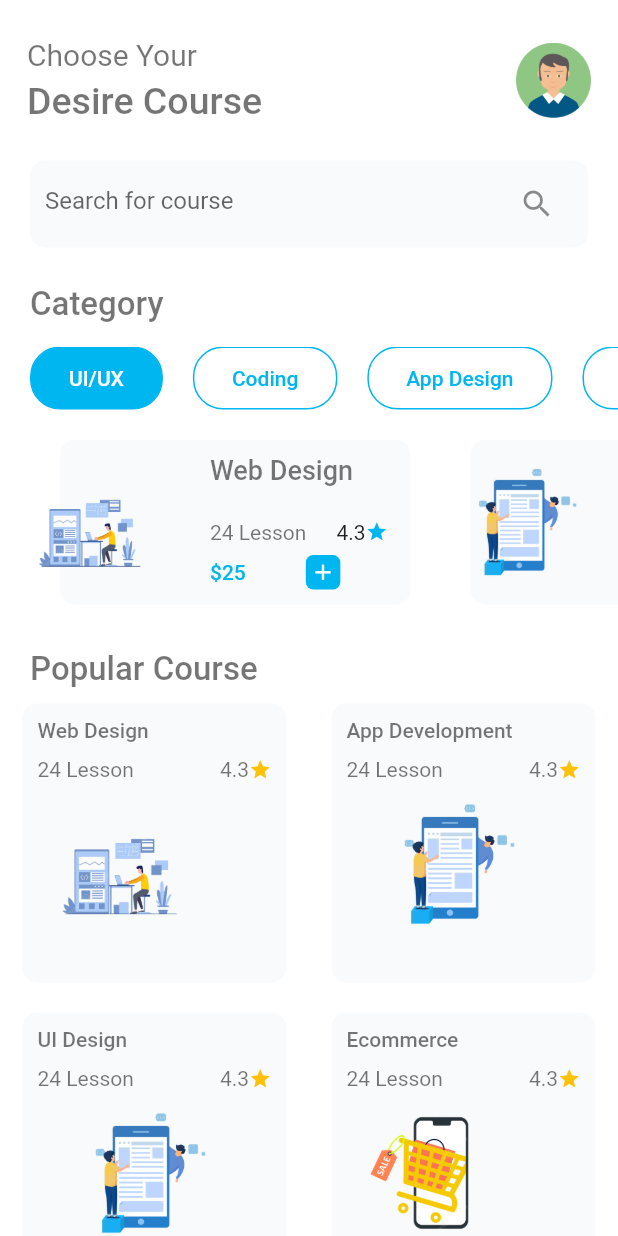
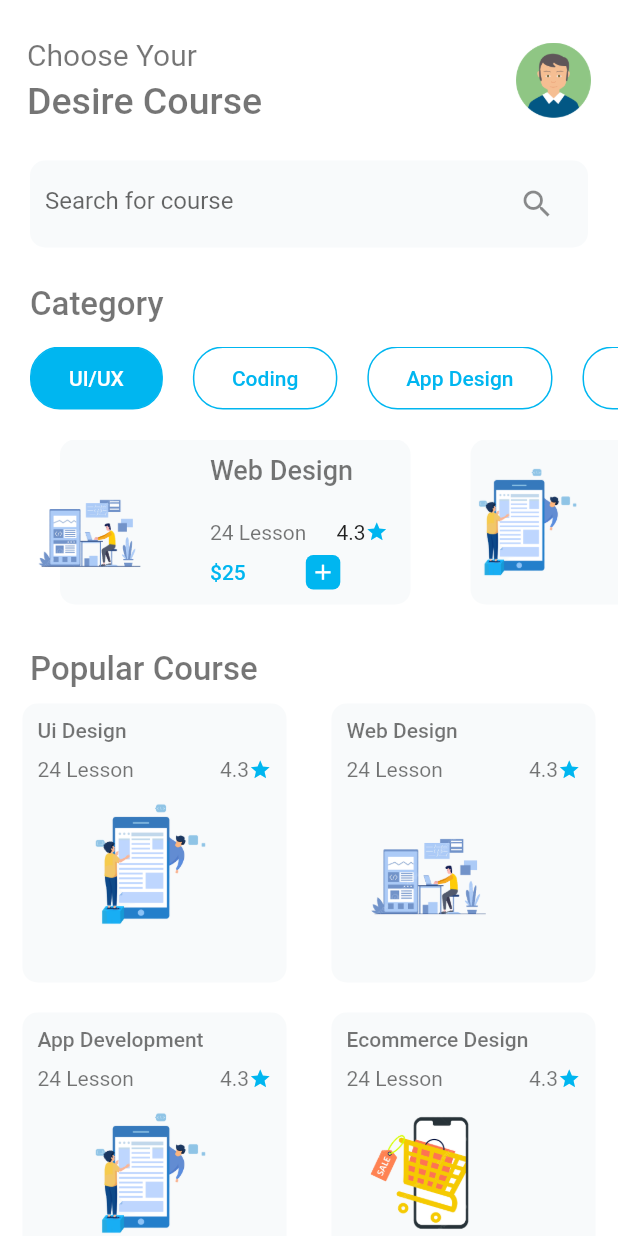
Before and after one commit to hello-favour/online-learning-app-ui, a Flutter app: the screen it shows after launch, on a phone screen of 412 x 824 dp. Run offline on Flutter 3.47's test engine with Material 2 defaults, Android fonts, the phone set to English and light mode, and no system bars.

Commit message:
build all screens with there course screens

```diff
--- /dev/null
+++ b/lib/screens/app_dev_screen.dart
@@ -0,0 +1,93 @@
+import 'package:flutter/material.dart';
+import 'package:online_learning_app_ui/components/app_text.dart';
+import 'package:online_learning_app_ui/constants/image_path.dart';
+import 'package:online_learning_app_ui/screens/course_screen.dart';
+import 'package:online_learning_app_ui/themes/app_colors.dart';
+
+class AppDevelopmentScreen extends StatefulWidget {
+  const AppDevelopmentScreen({super.key});
+
+  @override
+  State<AppDevelopmentScreen> createState() => _AppDevelopmentScreenState();
+}
+
+class _AppDevelopmentScreenState extends State<AppDevelopmentScreen> {
+  List imageCourses = [
+    ImagePath.webDesign,
+    ImagePath.appDev,
+    ImagePath.appDev,
+    ImagePath.ecommerce,
+  ];
+
+  List courses = [
+    "Web Design",
+    "App Development",
+    "UI Design",
+    "Ecommerce",
+  ];
+
+  int index = 0;
+
+  @override
+  Widget build(BuildContext context) {
+    return InkWell(
+      onTap: () {
+        Navigator.push(context, MaterialPageRoute(builder: (context) {
+          return const CourseScreen();
+        }));
+      },
+      child: Container(
+        margin: const EdgeInsets.symmetric(vertical: 10, horizontal: 15),
+        padding: const EdgeInsets.all(10),
+        decoration: BoxDecoration(
+          color: AppColors.secondaryColor,
+          borderRadius: BorderRadius.circular(10),
+        ),
+        child: Column(
+          crossAxisAlignment: CrossAxisAlignment.start,
+          children: [
+            AppText(
+              text: "App Development",
+              color: AppColors.appBlack,
+              fontWeight: FontWeight.w500,
+            ),
+            const SizedBox(height: 10),
+            Row(
+              mainAxisAlignment: MainAxisAlignment.spaceBetween,
+              children: [
+                const AppText(
+                  text: "24 Lesson",
+                  color: AppColors.appBlack,
+                ),
+                Row(
+                  children: const [
+                    AppText(
+                      text: "4.3",
+                      color: AppColors.appBlack,
+                    ),
+                    Icon(
+                      Icons.star,
+                      color: AppColors.primaryColor,
+                      size: 15,
+                    ),
+                  ],
+                ),
+              ],
+            ),
+            Padding(
+              padding: const EdgeInsets.all(10),
+              child: ClipRRect(
+                borderRadius: BorderRadius.circular(10),
+                child: Image.asset(
+                  ImagePath.appDev,
+                  height: 90,
+                ),
+              ),
+            ),
+          ],
+        ),
+      ),
+    );
+    ;
+  }
+}
--- /dev/null
+++ b/lib/screens/ecommerce_screen.dart
@@ -0,0 +1,93 @@
+import 'package:flutter/material.dart';
+import 'package:online_learning_app_ui/components/app_text.dart';
+import 'package:online_learning_app_ui/constants/image_path.dart';
+import 'package:online_learning_app_ui/screens/course_screen.dart';
+import 'package:online_learning_app_ui/themes/app_colors.dart';
+
+class EcommerceScreen extends StatefulWidget {
+  const EcommerceScreen({super.key});
+
+  @override
+  State<EcommerceScreen> createState() => _EcommerceScreenState();
+}
+
+class _EcommerceScreenState extends State<EcommerceScreen> {
+  List imageCourses = [
+    ImagePath.webDesign,
+    ImagePath.appDev,
+    ImagePath.appDev,
+    ImagePath.ecommerce,
+  ];
+
+  List courses = [
+    "Web Design",
+    "App Development",
+    "UI Design",
+    "Ecommerce",
+  ];
+
+  int index = 0;
+
+  @override
+  Widget build(BuildContext context) {
+    return InkWell(
+      onTap: () {
+        Navigator.push(context, MaterialPageRoute(builder: (context) {
+          return const CourseScreen();
+        }));
+      },
+      child: Container(
+        margin: const EdgeInsets.symmetric(vertical: 10, horizontal: 15),
+        padding: const EdgeInsets.all(10),
+        decoration: BoxDecoration(
+          color: AppColors.secondaryColor,
+          borderRadius: BorderRadius.circular(10),
+        ),
+        child: Column(
+          crossAxisAlignment: CrossAxisAlignment.start,
+          children: [
+            const AppText(
+              text: "Ecommerce Design",
+              color: AppColors.appBlack,
+              fontWeight: FontWeight.w500,
+            ),
+            const SizedBox(height: 10),
+            Row(
+              mainAxisAlignment: MainAxisAlignment.spaceBetween,
+              children: [
+                const AppText(
+                  text: "24 Lesson",
+                  color: AppColors.appBlack,
+                ),
+                Row(
+                  children: const [
+                    AppText(
+                      text: "4.3",
+                      color: AppColors.appBlack,
+                    ),
+                    Icon(
+                      Icons.star,
+                      color: AppColors.primaryColor,
+                      size: 15,
+                    ),
+                  ],
+                ),
+              ],
+            ),
+            Padding(
+              padding: const EdgeInsets.all(10),
+              child: ClipRRect(
+                borderRadius: BorderRadius.circular(10),
+                child: Image.asset(
+                  ImagePath.ecommerce,
+                  height: 90,
+                ),
+              ),
+            ),
+          ],
+        ),
+      ),
+    );
+    ;
+  }
+}
--- a/lib/screens/home_screen.dart
+++ b/lib/screens/home_screen.dart
@@ -1,7 +1,10 @@
-import 'package:flutter/foundation.dart';
 import 'package:flutter/material.dart';
 import 'package:online_learning_app_ui/components/app_text.dart';
+import 'package:online_learning_app_ui/screens/app_dev_screen.dart';
 import 'package:online_learning_app_ui/screens/course_screen.dart';
+import 'package:online_learning_app_ui/screens/ecommerce_screen.dart';
+import 'package:online_learning_app_ui/screens/ui_design_screen.dart';
+import 'package:online_learning_app_ui/screens/web_design_screen.dart';
 import 'package:online_learning_app_ui/themes/app_colors.dart';
 import 'package:online_learning_app_ui/constants/image_path.dart';
 
@@ -25,6 +28,13 @@ class _HomeScreenState extends State<HomeScreen> {
     "App Development",
     "UI Design",
     "Ecommerce",
+  ];
+
+  List screenPages = [
+    const UiDesignScreen(),
+    const WebDesignScreen(),
+    const AppDevelopmentScreen(),
+    const EcommerceScreen(),
   ];
 
   List imageCourses = [
@@ -250,72 +260,74 @@ class _HomeScreenState extends State<HomeScreen> {
                   ),
                 ),
                 GridView.builder(
-                  itemCount: courses.length,
+                  itemCount: screenPages.length,
                   shrinkWrap: true,
                   physics: const NeverScrollableScrollPhysics(),
                   gridDelegate: const SliverGridDelegateWithFixedCrossAxisCount(
                       crossAxisCount: 2),
                   itemBuilder: (context, index) {
-                    return InkWell(
-                      onTap: () {
-                        Navigator.push(context,
-                            MaterialPageRoute(builder: (context) {
-                          return const CourseScreen();
-                        }));
-                      },
-                      child: Container(
-                        margin: const EdgeInsets.symmetric(
-                            vertical: 10, horizontal: 15),
-                        padding: const EdgeInsets.all(10),
-                        decoration: BoxDecoration(
-                          color: AppColors.secondaryColor,
-                          borderRadius: BorderRadius.circular(10),
-                        ),
-                        child: Column(
-                          crossAxisAlignment: CrossAxisAlignment.start,
-                          children: [
-                            AppText(
-                              text: courses[index],
-                              color: AppColors.appBlack,
-                              fontWeight: FontWeight.w500,
-                            ),
-                            const SizedBox(height: 10),
-                            Row(
-                              mainAxisAlignment: MainAxisAlignment.spaceBetween,
-                              children: [
-                                const AppText(
-                                  text: "24 Lesson",
-                                  color: AppColors.appBlack,
-                                ),
-                                Row(
-                                  children: const [
-                                    AppText(
-                                      text: "4.3",
-                                      color: AppColors.appBlack,
-                                    ),
-                                    Icon(
-                                      Icons.star,
-                                      color: Colors.amber,
-                                      size: 15,
-                                    ),
-                                  ],
-                                ),
-                              ],
-                            ),
-                            Padding(
-                              padding: const EdgeInsets.all(10),
-                              child: ClipRRect(
-                                borderRadius: BorderRadius.circular(10),
-                                child: Image.asset(
-                                  imageCourses[index],
-                                  height: 90,
-                                ),
-                              ),
-                            ),
-                          ],
-                        ),
-                      ),
-                    );
+                    // screenPages pages = screenPages[index];
+                    return screenPages[index];
+                    // InkWell(
+                    //   onTap: () {
+                    //     Navigator.push(context,
+                    //         MaterialPageRoute(builder: (context) {
+                    //       return const CourseScreen();
+                    //     }));
+                    //   },
+                    //   child: Container(
+                    //     margin: const EdgeInsets.symmetric(
+                    //         vertical: 10, horizontal: 15),
+                    //     padding: const EdgeInsets.all(10),
+                    //     decoration: BoxDecoration(
+                    //       color: AppColors.secondaryColor,
+                    //       borderRadius: BorderRadius.circular(10),
+                    //     ),
+                    //     child: Column(
+                    //       crossAxisAlignment: CrossAxisAlignment.start,
+                    //       children: [
+                    //         AppText(
+                    //           text: courses[index],
+                    //           color: AppColors.appBlack,
+                    //           fontWeight: FontWeight.w500,
+                    //         ),
+                    //         const SizedBox(height: 10),
+                    //         Row(
+                    //           mainAxisAlignment: MainAxisAlignment.spaceBetween,
+                    //           children: [
+                    //             const AppText(
+                    //               text: "24 Lesson",
+                    //               color: AppColors.appBlack,
+                    //             ),
+                    //             Row(
+                    //               children: const [
+                    //                 AppText(
+                    //                   text: "4.3",
+                    //                   color: AppColors.appBlack,
+                    //                 ),
+                    //                 Icon(
+                    //                   Icons.star,
+                    //                   color: AppColors.primaryColor,
+                    //                   size: 15,
+                    //                 ),
+                    //               ],
+                    //             ),
+                    //           ],
+                    //         ),
+                    //         Padding(
+                    //           padding: const EdgeInsets.all(10),
+                    //           child: ClipRRect(
+                    //             borderRadius: BorderRadius.circular(10),
+                    //             child: Image.asset(
+                    //               imageCourses[index],
+                    //               height: 90,
+                    //             ),
+                    //           ),
+                    //         ),
+                    //       ],
+                    //     ),
+                    //   ),
+                    // );
                   },
                 ),
               ],
--- /dev/null
+++ b/lib/screens/ui_design_screen.dart
@@ -0,0 +1,93 @@
+import 'package:flutter/material.dart';
+import 'package:online_learning_app_ui/components/app_text.dart';
+import 'package:online_learning_app_ui/constants/image_path.dart';
+import 'package:online_learning_app_ui/screens/course_screen.dart';
+import 'package:online_learning_app_ui/themes/app_colors.dart';
+
+class UiDesignScreen extends StatefulWidget {
+  const UiDesignScreen({super.key});
+
+  @override
+  State<UiDesignScreen> createState() => _UiDesignScreenState();
+}
+
+class _UiDesignScreenState extends State<UiDesignScreen> {
+  List imageCourses = [
+    ImagePath.webDesign,
+    ImagePath.appDev,
+    ImagePath.appDev,
+    ImagePath.ecommerce,
+  ];
+
+  List courses = [
+    "Web Design",
+    "App Development",
+    "UI Design",
+    "Ecommerce",
+  ];
+
+  int index = 0;
+
+  @override
+  Widget build(BuildContext context) {
+    return InkWell(
+      onTap: () {
+        Navigator.push(context, MaterialPageRoute(builder: (context) {
+          return const CourseScreen();
+        }));
+      },
+      child: Container(
+        margin: const EdgeInsets.symmetric(vertical: 10, horizontal: 15),
+        padding: const EdgeInsets.all(10),
+        decoration: BoxDecoration(
+          color: AppColors.secondaryColor,
+          borderRadius: BorderRadius.circular(10),
+        ),
+        child: Column(
+          crossAxisAlignment: CrossAxisAlignment.start,
+          children: [
+            const AppText(
+              text: "Ui Design",
+              color: AppColors.appBlack,
+              fontWeight: FontWeight.w500,
+            ),
+            const SizedBox(height: 10),
+            Row(
+              mainAxisAlignment: MainAxisAlignment.spaceBetween,
+              children: [
+                const AppText(
+                  text: "24 Lesson",
+                  color: AppColors.appBlack,
+                ),
+                Row(
+                  children: const [
+                    AppText(
+                      text: "4.3",
+                      color: AppColors.appBlack,
+                    ),
+                    Icon(
+                      Icons.star,
+                      color: AppColors.primaryColor,
+                      size: 15,
+                    ),
+                  ],
+                ),
+              ],
+            ),
+            Padding(
+              padding: const EdgeInsets.all(10),
+              child: ClipRRect(
+                borderRadius: BorderRadius.circular(10),
+                child: Image.asset(
+                  ImagePath.appDev,
+                  height: 90,
+                ),
+              ),
+            ),
+          ],
+        ),
+      ),
+    );
+    ;
+  }
+}
--- /dev/null
+++ b/lib/screens/web_design_screen.dart
@@ -0,0 +1,93 @@
+import 'package:flutter/material.dart';
+import 'package:online_learning_app_ui/components/app_text.dart';
+import 'package:online_learning_app_ui/constants/image_path.dart';
+import 'package:online_learning_app_ui/screens/course_screen.dart';
+import 'package:online_learning_app_ui/themes/app_colors.dart';
+
+class WebDesignScreen extends StatefulWidget {
+  const WebDesignScreen({super.key});
+
+  @override
+  State<WebDesignScreen> createState() => _WebDesignScreenState();
+}
+
+class _WebDesignScreenState extends State<WebDesignScreen> {
+  List imageCourses = [
+    ImagePath.webDesign,
+    ImagePath.appDev,
+    ImagePath.appDev,
+    ImagePath.ecommerce,
+  ];
+
+  List courses = [
+    "Web Design",
+    "App Development",
+    "UI Design",
+    "Ecommerce",
+  ];
+
+  int index = 0;
+
+  @override
+  Widget build(BuildContext context) {
+    return InkWell(
+      onTap: () {
+        Navigator.push(context, MaterialPageRoute(builder: (context) {
+          return const CourseScreen();
+        }));
+      },
+      child: Container(
+        margin: const EdgeInsets.symmetric(vertical: 10, horizontal: 15),
+        padding: const EdgeInsets.all(10),
+        decoration: BoxDecoration(
+          color: AppColors.secondaryColor,
+          borderRadius: BorderRadius.circular(10),
+        ),
+        child: Column(
+          crossAxisAlignment: CrossAxisAlignment.start,
+          children: [
+            const AppText(
+              text: "Web Design",
+              color: AppColors.appBlack,
+              fontWeight: FontWeight.w500,
+            ),
+            const SizedBox(height: 10),
+            Row(
+              mainAxisAlignment: MainAxisAlignment.spaceBetween,
+              children: [
+                const AppText(
+                  text: "24 Lesson",
+                  color: AppColors.appBlack,
+                ),
+                Row(
+                  children: const [
+                    AppText(
+                      text: "4.3",
+                      color: AppColors.appBlack,
+                    ),
+                    Icon(
+                      Icons.star,
+                      color: AppColors.primaryColor,
+                      size: 15,
+                    ),
+                  ],
+                ),
+              ],
+            ),
+            Padding(
+              padding: const EdgeInsets.all(10),
+              child: ClipRRect(
+                borderRadius: BorderRadius.circular(10),
+                child: Image.asset(
+                  imageCourses[index],
+                  height: 90,
+                ),
+              ),
+            ),
+          ],
+        ),
+      ),
+    );
+    ;
+  }
+}
```
Also changed, not shown: lib/components/web_course.dart (added, +239 -0 lines), lib/components/app_course.dart (renamed from lib/screens/course_screen.dart), lib/components/ecommerce_course.dart (added), lib/components/ui_design_course.dart (added).
